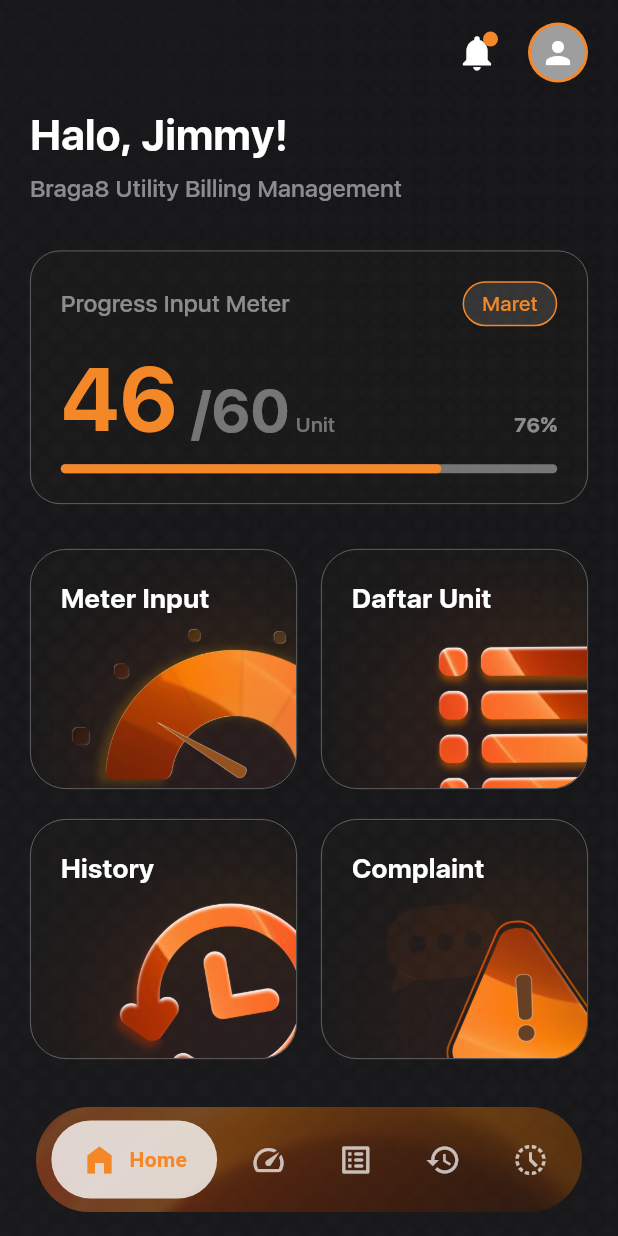
After one commit to najlanafisah/braga8-app-components, a Flutter app: the screen it shows after launch, on a phone screen of 412 x 824 dp. The commit adds this screen. Run offline on Flutter 3.47's test engine with Material 3 defaults, Android fonts, the light colour scheme and no system bars; project files that could hold a hidden picture were left out.

Commit message:
fixing dashboard screen

```diff
--- /dev/null
+++ b/lib/views/dashboard/components/dashboard_body.dart
@@ -0,0 +1,77 @@
+import 'package:flutter/material.dart';
+import 'menu_grid.dart';
+import 'summary_card.dart';
+import '../../../widgets/page_header.dart';
+
+class DashboardBody extends StatelessWidget {
+  final Function(int) onMenuTap;
+
+  const DashboardBody({super.key, required this.onMenuTap});
+
+  @override
+  Widget build(BuildContext context) {
+    return SingleChildScrollView(
+      padding: EdgeInsets.symmetric(horizontal: 20),
+      child: Column(
+        crossAxisAlignment: CrossAxisAlignment.start,
+        children: [
+          PageHeader(
+            title: "Halo, Jimmy!",
+            subtitle: "Braga8 Utility Billing Management",
+          ),
+          SizedBox(height: 30),
+          SummaryCard(current: 46, total: 60, period: "Maret"),
+          SizedBox(height: 30),
+          _buildMenuGrid(),
+          SizedBox(height: 100), // Space buat navbar
+        ],
+      ),
+    );
+  }
+
+  Widget _buildMenuGrid() {
+    return Column(
+      children: [
+        Row(
+          children: [
+            Expanded(
+              child: MenuGrid(
+                title: "Meter Input",
+                imagePath: "assets/cardImage/meter-input-img.png",
+                onTap: () => onMenuTap(1),
+              ),
+            ),
+            SizedBox(width: 16),
+            Expanded(
+              child: MenuGrid(
+                title: "Daftar Unit",
+                imagePath: "assets/cardImage/daftar-unit-img.png",
+                onTap: () => onMenuTap(2),
+              ),
+            ),
+          ],
+        ),
+        SizedBox(height: 20),
+        Row(
+          children: [
+            Expanded(
+              child: MenuGrid(
+                title: "History",
+                imagePath: "assets/cardImage/history-img.png",
+                onTap: () => onMenuTap(3),
+              ),
+            ),
+            SizedBox(width: 16),
+            Expanded(
+              child: MenuGrid(
+                title: "Complaint",
+                imagePath: "assets/cardImage/complaint-img.png",
+                onTap: () => onMenuTap(4),
+              ),
+            ),
+          ],
+        ),
+      ],
+    );
+  }
+}
```
Also changed, not shown: lib/views/dashboard/dashboard_screen.dart (+19 -98 lines).
